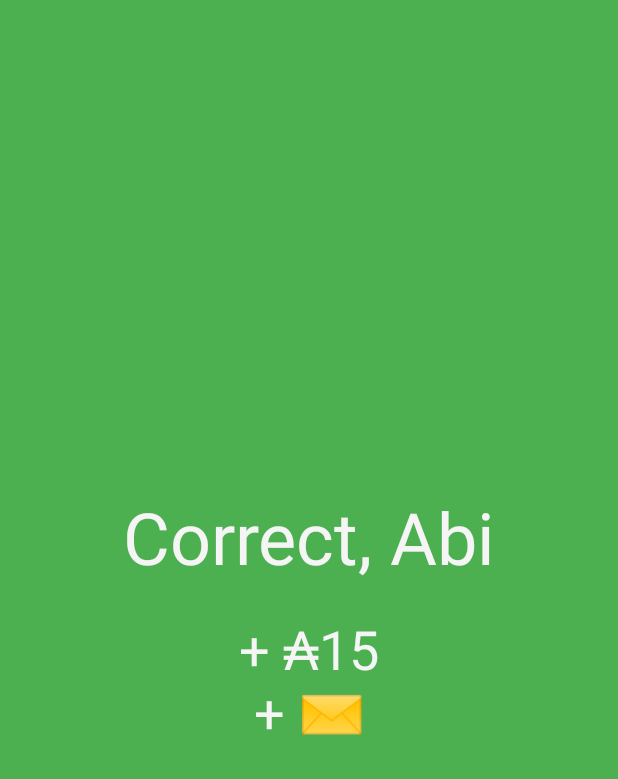
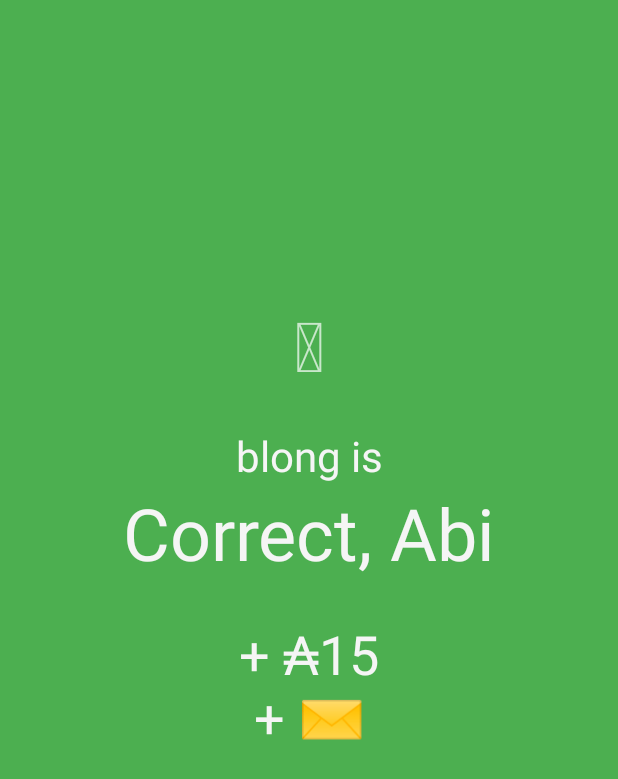
Before and after one commit to radutopor/correct-abi, an Android app: the layout correct.xml on its own in the app's theme, with its tools: preview values and no code run, on a phone screen of 412 x 824 dp. Shown: the top 779 px of the screen. Run offline under Robolectric (Android 15) with nearby library versions, the phone set to English and light mode, and no system bars.

Commit message:
added guesses on correct/incorrect screens/ other tweaks

```diff
--- a/app/src/main/java/com/radutopor/correctabi/SharedPrefs.kt
+++ b/app/src/main/java/com/radutopor/correctabi/SharedPrefs.kt
@@ -23,7 +23,7 @@ class SharedPrefs(private val context: Context) {
 
     fun isWordGuessed(word: String) = sharedPrefs.getBoolean(word, false)
 
-    fun wipeEverything() = context.deleteSharedPreferences(KEY_SHARED_PREFS)
+    fun wipeEverything() = set { clear() }
 
     private fun set(setter: Editor.() -> Editor) = sharedPrefs.edit().setter().apply()
 
--- a/app/src/main/java/com/radutopor/correctabi/input/InputController.kt
+++ b/app/src/main/java/com/radutopor/correctabi/input/InputController.kt
@@ -15,8 +15,10 @@ class InputController(private val activity: InputActivity) {
 
     suspend fun onCreate() {
         sharedPrefs.setPath(null)
-        val webWord = inputWebApi.getInput().word
-        if (!tryStartWithInput(webWord)) {
+        try {
+            val webWord = inputWebApi.getInput().word
+            if (!tryStartWithInput(webWord)) throw Exception()
+        } catch (e: Exception) {
             activity.showPrompt()
         }
     }
--- a/app/src/main/res/layout/correct.xml
+++ b/app/src/main/res/layout/correct.xml
@@ -10,13 +10,25 @@
         android:id="@+id/fanfare"
         android:layout_width="wrap_content"
         android:layout_height="wrap_content"
-        android:layout_marginBottom="18dp"
+        android:layout_marginBottom="24dp"
         android:text="🪗"
         android:textSize="46sp"
         android:visibility="gone"
+        app:layout_constraintBottom_toTopOf="@id/guess"
+        app:layout_constraintLeft_toLeftOf="parent"
+        app:layout_constraintRight_toRightOf="parent"
+        tools:visibility="visible" />
+
+    <androidx.appcompat.widget.AppCompatTextView
+        android:id="@+id/guess"
+        android:layout_width="wrap_content"
+        android:layout_height="wrap_content"
+        android:textColor="#F5F5F5"
+        android:textSize="28sp"
         app:layout_constraintBottom_toTopOf="@id/label"
         app:layout_constraintLeft_toLeftOf="parent"
-        app:layout_constraintRight_toRightOf="parent" />
+        app:layout_constraintRight_toRightOf="parent"
+        tools:text="blong is" />
 
     <androidx.appcompat.widget.AppCompatTextView
         android:id="@+id/label"
@@ -35,7 +47,7 @@
         android:id="@+id/gains"
         android:layout_width="wrap_content"
         android:layout_height="wrap_content"
-        android:layout_marginTop="18dp"
+        android:layout_marginTop="24dp"
         android:gravity="center_horizontal"
         android:textColor="#F5F5F5"
         android:textSize="36sp"
```
Also changed, not shown: app/src/main/java/com/radutopor/correctabi/GuessablesUtil.kt (+4 -4 lines), app/src/main/java/com/radutopor/correctabi/game/GameActivity.kt (+17 -14 lines), app/src/main/java/com/radutopor/correctabi/game/GameController.kt (+7 -7 lines), app/src/main/res/layout/game.xml (+2 -7 lines), app/src/main/res/layout/incorrect.xml (added, +31 -0 lines).
